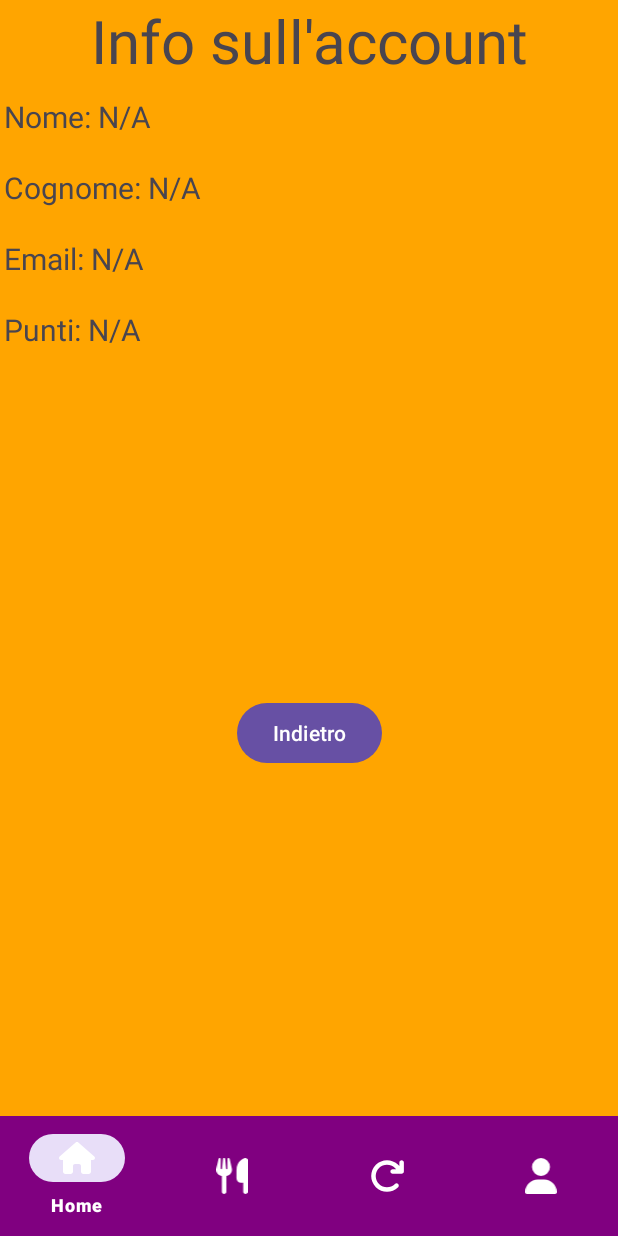
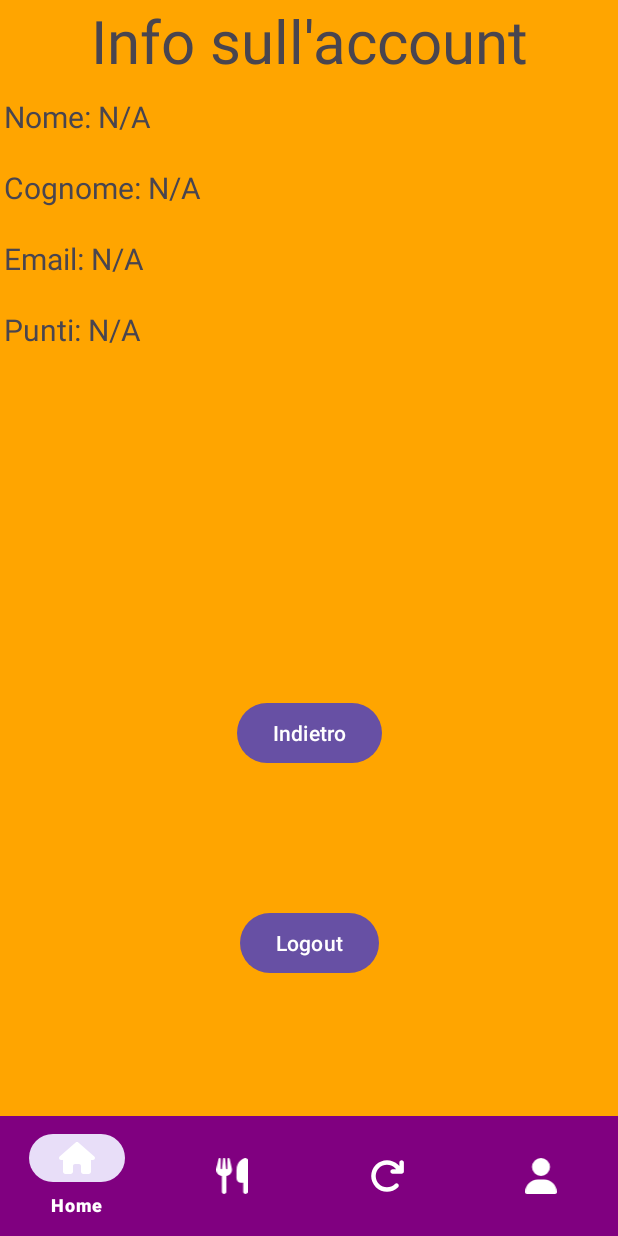
Before and after one commit to heartoftheprojects/PiadinaParty, an Android app: the fragment FragmentUtenti placed in its activity, on a phone screen of 412 x 824 dp. Run offline under Robolectric (Android 15) with nearby library versions, the phone set to English and light mode, and no system bars; our stand-ins replace Firebase (no records; nobody signed in at launch, a user with empty details on screens opened directly).

Commit message:
aggiunta logout e controllo se l'utente è loggato o no

```diff
--- a/app/src/main/java/com/example/piadinaparty/MainActivity.kt
+++ b/app/src/main/java/com/example/piadinaparty/MainActivity.kt
@@ -1,22 +1,35 @@
 package com.example.piadinaparty
 
+import android.content.Intent
 import android.os.Bundle
 import android.util.Log
 import androidx.appcompat.app.AppCompatActivity
 import androidx.fragment.app.Fragment
+import com.example.piadinaparty.view.ActivityLogin
 import com.example.piadinaparty.view.FragmentHome
 import com.example.piadinaparty.view.FragmentUtenti
 import com.example.piadinaparty.view.FragmentOfferte
 import com.example.piadinaparty.view.FragmentOrdiniFrequenti
 import com.google.android.material.bottomnavigation.BottomNavigationView
+import com.google.firebase.auth.FirebaseAuth
 
 class MainActivity : AppCompatActivity() {
 
+    private lateinit var firebaseAuth: FirebaseAuth
     private lateinit var bottomNavigationView: BottomNavigationView
 
     override fun onCreate(savedInstanceState: Bundle?) {
         super.onCreate(savedInstanceState)
         setContentView(R.layout.activity_main)
+
+        firebaseAuth = FirebaseAuth.getInstance()
+
+        if (firebaseAuth.currentUser == null) { //controllo per verificare se l'utente è loggato oppure no, in caso non è loggato allora l'applicazione apre activity di login
+            val intent = Intent(this, ActivityLogin::class.java)
+            startActivity(intent)
+            finish()
+            return
+        }
 
         bottomNavigationView = findViewById(R.id.bottom_navigation)
         bottomNavigationView.setOnItemSelectedListener { menuItem ->
@@ -44,6 +57,7 @@ class MainActivity : AppCompatActivity() {
                 else -> false
             }
         }
+
         val fragmentToLoad = intent.getStringExtra("FRAGMENT_TO_LOAD")
         if (fragmentToLoad == "HOME_FRAGMENT") {
             bottomNavigationView.selectedItemId = R.id.bottom_home
--- a/app/src/main/java/com/example/piadinaparty/controller/UtenteController.kt
+++ b/app/src/main/java/com/example/piadinaparty/controller/UtenteController.kt
@@ -95,6 +95,10 @@ class UtenteController(private val context: Context) {
         }
     }
 
+    fun logoutUser() {   //funzione del logout
+        firebaseAuth.signOut()
+    }
+
     fun getUserPoints(userId: String, callback: (Int?) -> Unit) {
         firestore.collection("users").document(userId).get()
             .addOnSuccessListener { document ->
--- a/app/src/main/res/layout/fragment_utenti.xml
+++ b/app/src/main/res/layout/fragment_utenti.xml
@@ -68,6 +68,17 @@
         app:layout_constraintStart_toStartOf="parent"
         app:layout_constraintTop_toBottomOf="@+id/textViewPoints" />
 
+    <Button
+        android:id="@+id/buttonLogout"
+        android:layout_width="wrap_content"
+        android:layout_height="wrap_content"
+        android:text="Logout"
+        app:layout_constraintBottom_toBottomOf="parent"
+        app:layout_constraintEnd_toEndOf="parent"
+        app:layout_constraintHorizontal_bias="0.5"
+        app:layout_constraintStart_toStartOf="parent"
+        app:layout_constraintTop_toBottomOf="@+id/buttonBack" />
+
     <androidx.constraintlayout.widget.Guideline
         android:id="@+id/guideline4"
         android:layout_width="wrap_content"
--- a/app/src/main/res/values/strings.xml
+++ b/app/src/main/res/values/strings.xml
@@ -6,6 +6,7 @@
     <string name="close">Close</string>
     <string name="add_button_text">+</string>
     <string name="remove_button_text">-</string>
+
     <!-- TODO: Remove or change this placeholder text -->
     <string name="hello_blank_fragment">Hello blank fragment</string>
 </resources>
```
Also changed, not shown: app/src/main/AndroidManifest.xml (+5 -8 lines), app/src/main/java/com/example/piadinaparty/view/FragmentUtenti.kt (+19 -0 lines).
